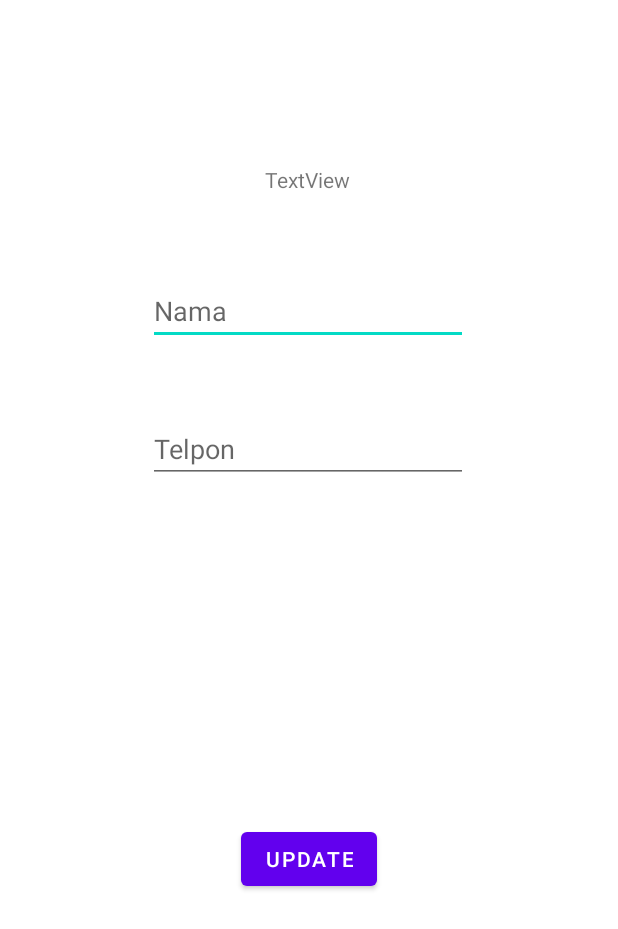
After one commit to Bramantyoadi12/Activity7dan8, an Android app: the layout activity_edit_teman.xml on its own in the app's theme, with its tools: preview values and no code run, on a phone screen of 412 x 824 dp. The commit adds this screen. Shown: the top 929 px of the screen. Run offline under Robolectric (Android 15) with nearby library versions, the phone set to English and light mode, and no system bars; network calls fail.

Commit message:
Menambah code

```diff
--- a/app/src/main/AndroidManifest.xml
+++ b/app/src/main/AndroidManifest.xml
@@ -12,7 +12,8 @@
         android:supportsRtl="true"
         android:theme="@style/Theme.Activity7Dan8"
         android:usesCleartextTraffic="true">
-        <activity android:name=".TambahTeman"></activity>
+        <activity android:name=".EditTeman"></activity>
+        <activity android:name=".TambahTeman" />
 
         <activity android:name=".MainActivity">
             <intent-filter>
--- /dev/null
+++ b/app/src/main/res/layout/activity_edit_teman.xml
@@ -0,0 +1,61 @@
+<?xml version="1.0" encoding="utf-8"?>
+<androidx.constraintlayout.widget.ConstraintLayout xmlns:android="http://schemas.android.com/apk/res/android"
+    xmlns:app="http://schemas.android.com/apk/res-auto"
+    xmlns:tools="http://schemas.android.com/tools"
+    android:layout_width="match_parent"
+    android:layout_height="match_parent"
+    tools:context=".EditTeman">
+
+    <TextView
+        android:id="@+id/textId"
+        android:layout_width="wrap_content"
+        android:layout_height="wrap_content"
+        android:text="TextView"
+        app:layout_constraintBottom_toBottomOf="parent"
+        app:layout_constraintEnd_toEndOf="parent"
+        app:layout_constraintHorizontal_bias="0.498"
+        app:layout_constraintStart_toStartOf="parent"
+        app:layout_constraintTop_toTopOf="parent"
+        app:layout_constraintVertical_bias="0.137" />
+
+    <EditText
+        android:id="@+id/editNm"
+        android:layout_width="wrap_content"
+        android:layout_height="wrap_content"
+        android:layout_marginTop="76dp"
+        android:ems="10"
+        android:hint="Nama"
+        android:inputType="textPersonName"
+        app:layout_constraintBottom_toBottomOf="parent"
+        app:layout_constraintEnd_toEndOf="parent"
+        app:layout_constraintHorizontal_bias="0.497"
+        app:layout_constraintStart_toStartOf="parent"
+        app:layout_constraintTop_toTopOf="parent"
+        app:layout_constraintVertical_bias="0.155" />
+
+    <EditText
+        android:id="@+id/editTlp"
+        android:layout_width="wrap_content"
+        android:layout_height="wrap_content"
+        android:ems="10"
+        android:hint="Telpon"
+        android:inputType="phone"
+        app:layout_constraintBottom_toBottomOf="parent"
+        app:layout_constraintEnd_toEndOf="parent"
+        app:layout_constraintHorizontal_bias="0.497"
+        app:layout_constraintStart_toStartOf="parent"
+        app:layout_constraintTop_toBottomOf="@+id/editNm"
+        app:layout_constraintVertical_bias="0.085" />
+
+    <Button
+        android:id="@+id/buttonEdit"
+        android:layout_width="wrap_content"
+        android:layout_height="wrap_content"
+        android:text="Update"
+        app:layout_constraintBottom_toBottomOf="parent"
+        app:layout_constraintEnd_toEndOf="parent"
+        app:layout_constraintStart_toStartOf="parent"
+        app:layout_constraintTop_toBottomOf="@+id/editTlp"
+        app:layout_constraintVertical_bias="0.499" />
+
+</androidx.constraintlayout.widget.ConstraintLayout>
--- a/app/src/main/res/layout/activity_tambah_teman.xml
+++ b/app/src/main/res/layout/activity_tambah_teman.xml
@@ -31,6 +31,7 @@
         app:layout_constraintHorizontal_bias="0.0"
         app:layout_constraintStart_toStartOf="@+id/edNama"
         app:layout_constraintTop_toBottomOf="@+id/edNama" />
+
     <Button
         android:id="@+id/btnSimpan"
         android:layout_width="wrap_content"
@@ -41,5 +42,4 @@
         app:layout_constraintEnd_toEndOf="@id/edTelpon"
         app:layout_constraintStart_toStartOf="@id/edTelpon"
         app:layout_constraintTop_toBottomOf="@id/edTelpon"/>
-
 </androidx.constraintlayout.widget.ConstraintLayout>
```
Also changed, not shown: app/src/main/java/com/example/activity7dan8/EditTeman.java (added, +119 -0 lines), app/src/main/java/com/example/activity7dan8/TambahTeman.java (+14 -6 lines), app/src/main/java/com/example/activity7dan8/adapter/TemanAdapter.java (+108 -2 lines), app/src/main/java/com/example/activity7dan8/app/AppController.java (+36 -1 lines), app/src/main/res/menu/popup1.xml (added, +12 -0 lines).
